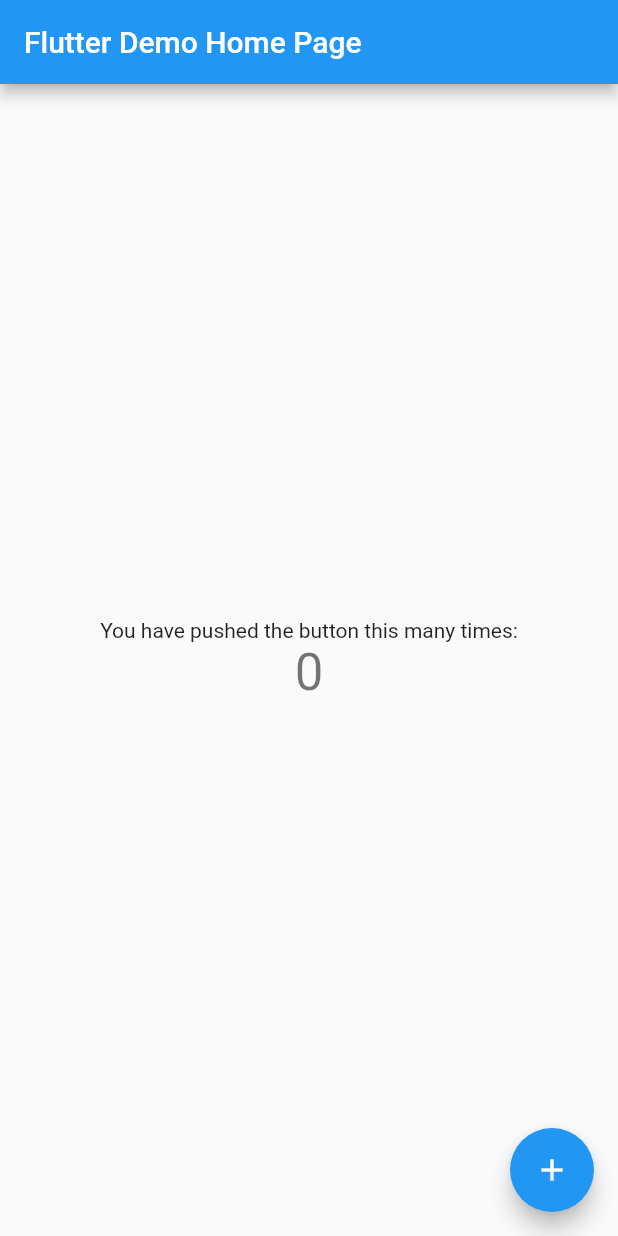
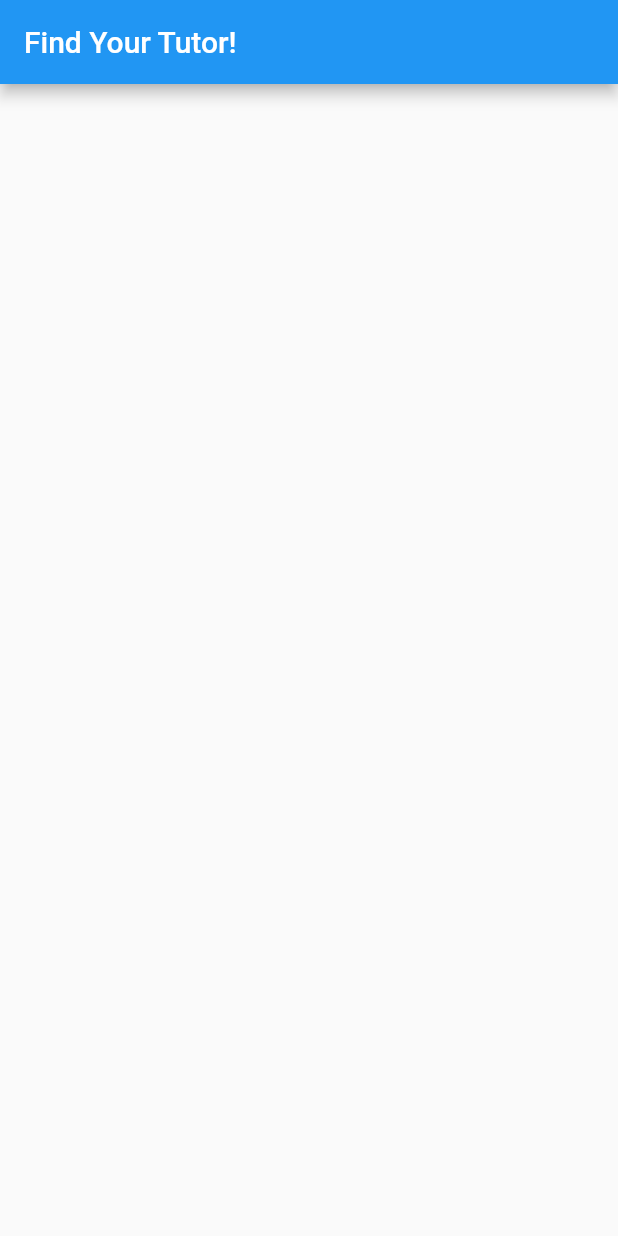
Before and after one commit to naren951/find-your-tutor, a Flutter app: the screen it shows after launch, on a phone screen of 412 x 824 dp. Run offline on Flutter 3.47's test engine with Material 2 defaults, Android fonts, the phone set to English and light mode, and no system bars; our stand-ins replace modal_progress_hud_nsn.

```diff
--- a/lib/main.dart
+++ b/lib/main.dart
@@ -1,113 +1,19 @@
+import 'package:find_your_tutor/router.dart';
 import 'package:flutter/material.dart';
 
 void main() {
-  runApp(MyApp());
+  runApp(MyApp(
+    router: AppRouter(),
+  ));
 }
 
 class MyApp extends StatelessWidget {
-  // This widget is the root of your application.
+  const MyApp({Key? key, this.router}) : super(key: key);
+  final AppRouter? router;
   @override
   Widget build(BuildContext context) {
     return MaterialApp(
-      title: 'Flutter Demo',
-      theme: ThemeData(
-        // This is the theme of your application.
-        //
-        // Try running your application with "flutter run". You'll see the
-        // application has a blue toolbar. Then, without quitting the app, try
-        // changing the primarySwatch below to Colors.green and then invoke
-        // "hot reload" (press "r" in the console where you ran "flutter run",
-        // or simply save your changes to "hot reload" in a Flutter IDE).
-        // Notice that the counter didn't reset back to zero; the application
-        // is not restarted.
-        primarySwatch: Colors.blue,
-      ),
-      home: MyHomePage(title: 'Flutter Demo Home Page'),
+      onGenerateRoute: router!.generateRoute,
     );
   }
 }
-
-class MyHomePage extends StatefulWidget {
-  MyHomePage({Key? key, required this.title}) : super(key: key);
-
-  // This widget is the home page of your application. It is stateful, meaning
-  // that it has a State object (defined below) that contains fields that affect
-  // how it looks.
-
-  // This class is the configuration for the state. It holds the values (in this
-  // case the title) provided by the parent (in this case the App widget) and
-  // used by the build method of the State. Fields in a Widget subclass are
-  // always marked "final".
-
-  final String title;
-
-  @override
-  _MyHomePageState createState() => _MyHomePageState();
-}
-
-class _MyHomePageState extends State<MyHomePage> {
-  int _counter = 0;
-
-  void _incrementCounter() {
-    setState(() {
-      // This call to setState tells the Flutter framework that something has
-      // changed in this State, which causes it to rerun the build method below
-      // so that the display can reflect the updated values. If we changed
-      // _counter without calling setState(), then the build method would not be
-      // called again, and so nothing would appear to happen.
-      _counter++;
-    });
-  }
-
-  @override
-  Widget build(BuildContext context) {
-    // This method is rerun every time setState is called, for instance as done
-    // by the _incrementCounter method above.
-    //
-    // The Flutter framework has been optimized to make rerunning build methods
-    // fast, so that you can just rebuild anything that needs updating rather
-    // than having to individually change instances of widgets.
-    return Scaffold(
-      appBar: AppBar(
-        // Here we take the value from the MyHomePage object that was created by
-        // the App.build method, and use it to set our appbar title.
-        title: Text(widget.title),
-      ),
-      body: Center(
-        // Center is a layout widget. It takes a single child and positions it
-        // in the middle of the parent.
-        child: Column(
-          // Column is also a layout widget. It takes a list of children and
-          // arranges them vertically. By default, it sizes itself to fit its
-          // children horizontally, and tries to be as tall as its parent.
-          //
-          // Invoke "debug painting" (press "p" in the console, choose the
-          // "Toggle Debug Paint" action from the Flutter Inspector in Android
-          // Studio, or the "Toggle Debug Paint" command in Visual Studio Code)
-          // to see the wireframe for each widget.
-          //
-          // Column has various properties to control how it sizes itself and
-          // how it positions its children. Here we use mainAxisAlignment to
-          // center the children vertically; the main axis here is the vertical
-          // axis because Columns are vertical (the cross axis would be
-          // horizontal).
-          mainAxisAlignment: MainAxisAlignment.center,
-          children: <Widget>[
-            Text(
-              'You have pushed the button this many times:',
-            ),
-            Text(
-              '$_counter',
-              style: Theme.of(context).textTheme.headline4,
-            ),
-          ],
-        ),
-      ),
-      floatingActionButton: FloatingActionButton(
-        onPressed: _incrementCounter,
-        tooltip: 'Increment',
-        child: Icon(Icons.add),
-      ), // This trailing comma makes auto-formatting nicer for build methods.
-    );
-  }
-}
--- /dev/null
+++ b/lib/router.dart
@@ -0,0 +1,24 @@
+import 'package:find_your_tutor/screens/login_page.dart';
+import 'package:find_your_tutor/screens/welcome_page.dart';
+import 'package:flutter/material.dart';
+
+class AppRouter {
+  Route generateRoute(RouteSettings settings) {
+    switch (settings.name) {
+      case "/":
+        return MaterialPageRoute(
+          builder: (_) => WelcomePage(),
+        );
+      case LOGIN_SCREEN:
+        return MaterialPageRoute(
+          builder: (_) => LoginScreen(),
+        );
+      case REGISTRATION_SCREEN:
+        return MaterialPageRoute(
+          builder: (_) => LoginScreen(),
+        );
+      default:
+        return null!;
+    }
+  }
+}
--- /dev/null
+++ b/lib/screens/welcome_page.dart
@@ -0,0 +1,14 @@
+import 'package:flutter/material.dart';
+
+class WelcomePage extends StatelessWidget {
+  const WelcomePage({Key? key}) : super(key: key);
+
+  @override
+  Widget build(BuildContext context) {
+    return Scaffold(
+      appBar: AppBar(
+        title: Text("Find Your Tutor!"),
+      ),
+    );
+  }
+}
--- a/pubspec.yaml
+++ b/pubspec.yaml
@@ -28,6 +28,7 @@ dependencies:
   # The following adds the Cupertino Icons font to your application.
   # Use with the CupertinoIcons class for iOS style icons.
   cupertino_icons: ^1.0.2
+  modal_progress_hud_nsn: ^0.1.0-nullsafety-1
 
 dev_dependencies:
   flutter_test:
```
Also changed, not shown: lib/constants/constants.dart (added, +24 -0 lines), lib/constants/rounded_button.dart (added, +37 -0 lines), lib/screens/login_page.dart (added, +99 -0 lines), lib/screens/registration_page.dart (added, +99 -0 lines), pubspec.lock.
